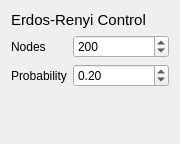
This is visigoth/erdoscontrol.ui in scvalex/visigoth as Qt 5 draws it before an edit. The edited form follows.
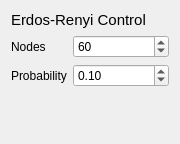
This is the edited form.

Commit message: Fixed erdosRenyi userInput control;  Please enter the commit message for your changes. Lines starting

The edit to the form file:
```diff
--- a/visigoth/erdoscontrol.ui
+++ b/visigoth/erdoscontrol.ui
@@ -44,7 +44,7 @@
         <number>10000</number>
        </property>
        <property name="value">
-        <number>200</number>
+        <number>60</number>
        </property>
       </widget>
      </item>
@@ -64,7 +64,7 @@
         <double>0.050000000000000</double>
        </property>
        <property name="value">
-        <double>0.200000000000000</double>
+        <double>0.100000000000000</double>
        </property>
       </widget>
      </item>
```
The commit also changes 2 other files.
